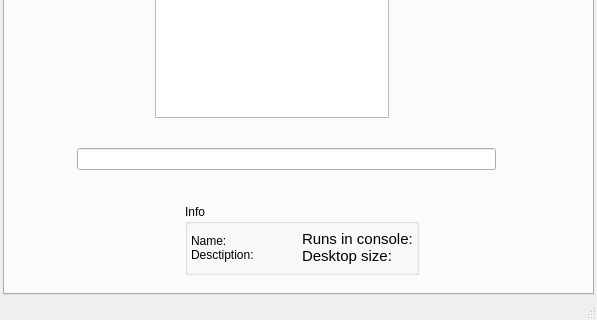
Qt form src/q4wine-gui/uis/MainWindow.ui (brezerk/q4wine) before a commit; both pictures show x 0 to 597 and y 189 to 509 of the 597 by 509 pixel window.
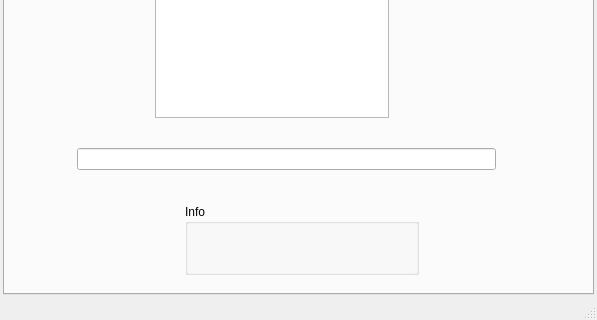
The same form after that commit. Icons and pictures are not drawn.

```diff
--- a/src/q4wine-gui/uis/MainWindow.ui
+++ b/src/q4wine-gui/uis/MainWindow.ui
@@ -80,18 +80,20 @@
          <item row="0" column="0">
           <widget class="QLabel" name="lblIconInfo0">
            <property name="text">
-            <string>Name:&lt;br&gt;Desctiption:</string>
+            <string/>
+           </property>
+           <property name="textFormat">
+            <enum>Qt::PlainText</enum>
            </property>
           </widget>
          </item>
          <item row="0" column="1">
           <widget class="QLabel" name="lblIconInfo1">
            <property name="text">
-            <string>&lt;!DOCTYPE HTML PUBLIC &quot;-//W3C//DTD HTML 4.0//EN&quot; &quot;http://www.w3.org/TR/REC-html40/strict.dtd&quot;&gt;
-&lt;html&gt;&lt;head&gt;&lt;meta name=&quot;qrichtext&quot; content=&quot;1&quot; /&gt;&lt;style type=&quot;text/css&quot;&gt;
-p, li { white-space: pre-wrap; }
-&lt;/style&gt;&lt;/head&gt;&lt;body style=&quot; font-family:'Verdana'; font-size:11pt; font-weight:400; font-style:normal;&quot;&gt;
-&lt;p style=&quot; margin-top:0px; margin-bottom:0px; margin-left:0px; margin-right:0px; -qt-block-indent:0; text-indent:0px;&quot;&gt;Runs in console:&lt;br /&gt;Desktop size:&lt;/p&gt;&lt;/body&gt;&lt;/html&gt;</string>
+            <string/>
+           </property>
+           <property name="textFormat">
+            <enum>Qt::PlainText</enum>
            </property>
           </widget>
          </item>
```
